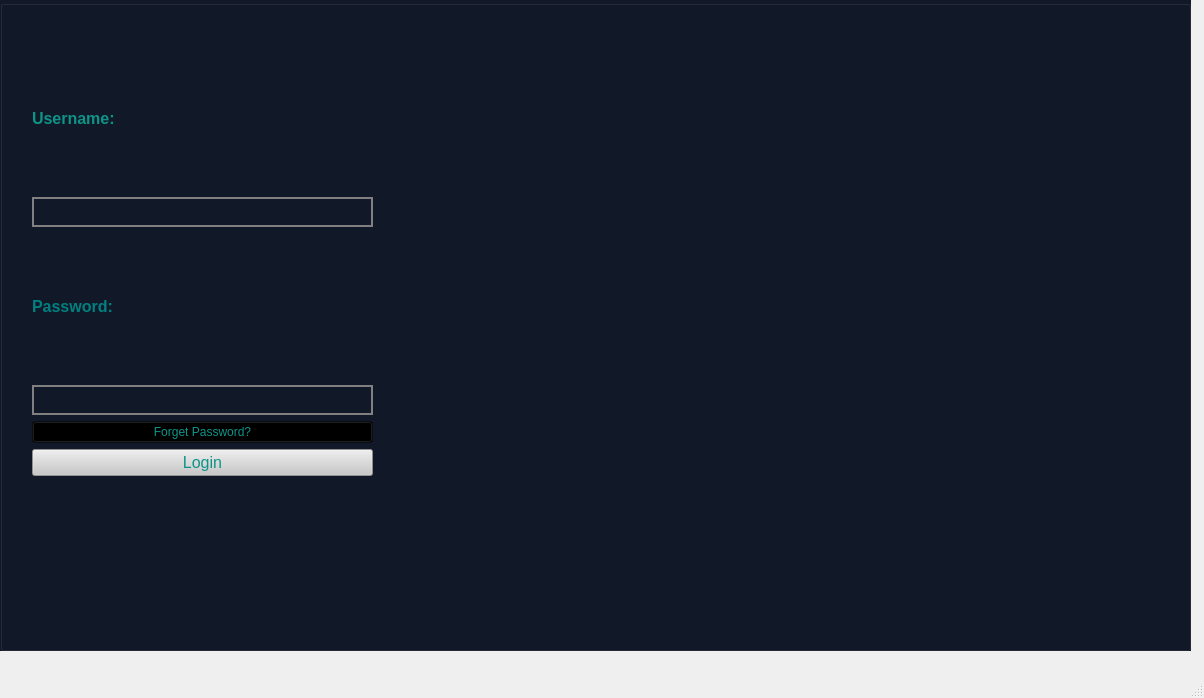
Before: the Qt Designer form mainwindow.ui in jmaimohamed/Smart_Contracting_And_Construction_Company_2A2, drawn with Qt 5.
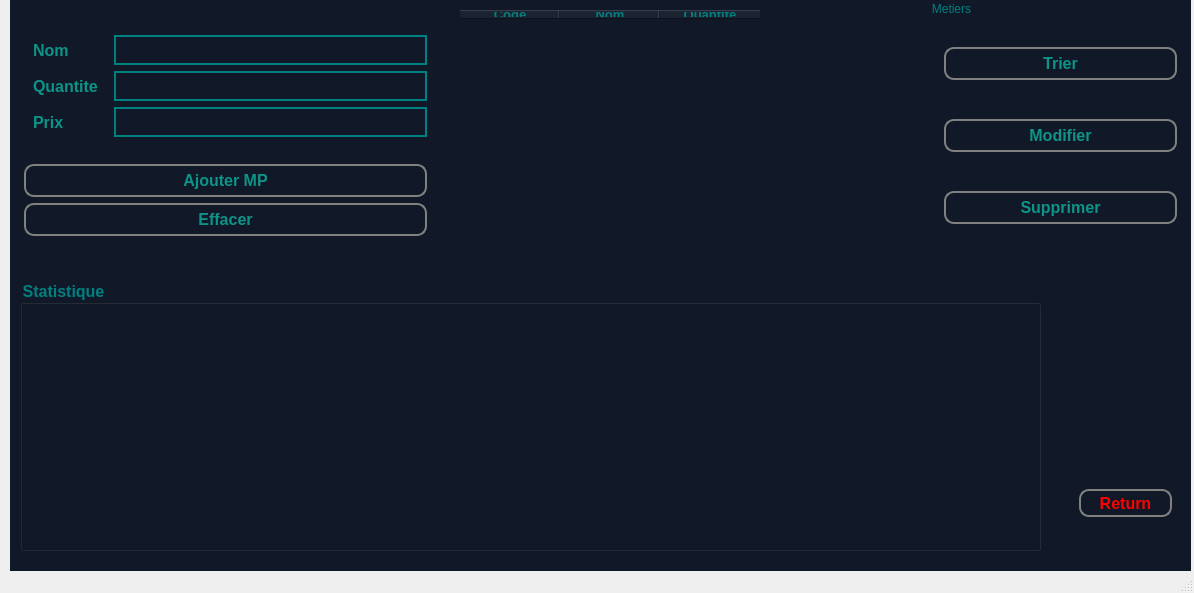
After: the same form once the commit is applied. Icons and pictures are not drawn.

Patch:
```diff
--- a/mainwindow.ui
+++ b/mainwindow.ui
@@ -6,21 +6,37 @@
    <rect>
     <x>0</x>
     <y>0</y>
-    <width>1204</width>
-    <height>698</height>
+    <width>1194</width>
+    <height>593</height>
    </rect>
   </property>
   <property name="windowTitle">
    <string>MainWindow</string>
   </property>
   <widget class="QWidget" name="centralwidget">
+   <widget class="QStackedWidget" name="stackedWidget">
+    <property name="geometry">
+     <rect>
+      <x>10</x>
+      <y>0</y>
+      <width>1181</width>
+      <height>571</height>
+     </rect>
+    </property>
+    <property name="styleSheet">
+     <string notr="true">background: #111827;</string>
+    </property>
+    <property name="currentIndex">
+     <number>2</number>
+    </property>
+    <widget class="QWidget" name="page">
    <widget class="QGroupBox" name="groupBox_3">
     <property name="geometry">
      <rect>
       <x>0</x>
       <y>0</y>
-      <width>1191</width>
-      <height>651</height>
+        <width>1281</width>
+        <height>671</height>
      </rect>
     </property>
     <property name="autoFillBackground">
@@ -46,8 +62,8 @@
        <widget class="QWidget" name="layoutWidget">
         <property name="geometry">
          <rect>
-          <x>20</x>
-          <y>30</y>
+            <x>70</x>
+            <y>90</y>
           <width>341</width>
           <height>431</height>
          </rect>
@@ -145,6 +161,432 @@
     </layout>
    </widget>
   </widget>
+    <widget class="QWidget" name="page_2">
+     <layout class="QVBoxLayout" name="verticalLayout_2">
+      <item>
+       <layout class="QGridLayout" name="gridLayout">
+        <item row="2" column="1">
+         <widget class="QPushButton" name="pushButton_5">
+          <property name="styleSheet">
+           <string notr="true">color: #0d9488;
+font-size: 16px;
+font-weight: bold;</string>
+          </property>
+          <property name="text">
+           <string>PushButton</string>
+          </property>
+         </widget>
+        </item>
+        <item row="0" column="1">
+         <widget class="QPushButton" name="pushButton_3">
+          <property name="focusPolicy">
+           <enum>Qt::NoFocus</enum>
+          </property>
+          <property name="styleSheet">
+           <string notr="true">color: #0d9488;
+background: rgb(255, 255, 255);
+font-size: 16px;
+font-weight: bold;</string>
+          </property>
+          <property name="text">
+           <string>gerer les Matieres Premieres</string>
+          </property>
+         </widget>
+        </item>
+        <item row="1" column="1">
+         <widget class="QPushButton" name="pushButton_4">
+          <property name="sizePolicy">
+           <sizepolicy hsizetype="Minimum" vsizetype="Minimum">
+            <horstretch>0</horstretch>
+            <verstretch>0</verstretch>
+           </sizepolicy>
+          </property>
+          <property name="styleSheet">
+           <string notr="true">color: #0d9488;
+font-size: 16px;
+font-weight: bold;</string>
+          </property>
+          <property name="text">
+           <string>PushButton</string>
+          </property>
+         </widget>
+        </item>
+        <item row="0" column="0">
+         <widget class="QPushButton" name="pushButton_6">
+          <property name="styleSheet">
+           <string notr="true">color: #0d9488;
+font-size: 16px;
+font-weight: bold;</string>
+          </property>
+          <property name="text">
+           <string>gerer les Employees</string>
+          </property>
+         </widget>
+        </item>
+        <item row="1" column="0">
+         <widget class="QPushButton" name="pushButton_7">
+          <property name="styleSheet">
+           <string notr="true">color: #0d9488;
+font-size: 16px;
+font-weight: bold;</string>
+          </property>
+          <property name="text">
+           <string>PushButton</string>
+          </property>
+         </widget>
+        </item>
+        <item row="2" column="0">
+         <widget class="QPushButton" name="pushButton_8">
+          <property name="styleSheet">
+           <string notr="true">color: #0d9488;
+font-size: 16px;
+font-weight: bold;</string>
+          </property>
+          <property name="text">
+           <string>PushButton</string>
+          </property>
+         </widget>
+        </item>
+       </layout>
+      </item>
+     </layout>
+    </widget>
+    <widget class="QWidget" name="page_3">
+     <widget class="QGroupBox" name="groupBox_4">
+      <property name="geometry">
+       <rect>
+        <x>0</x>
+        <y>0</y>
+        <width>431</width>
+        <height>271</height>
+       </rect>
+      </property>
+      <property name="styleSheet">
+       <string notr="true">border: transparent;
+padding: 5px;
+color: teal;
+</string>
+      </property>
+      <property name="title">
+       <string/>
+      </property>
+      <layout class="QGridLayout" name="gridLayout_3">
+       <item row="0" column="0">
+        <layout class="QGridLayout" name="gridLayout_2">
+         <item row="0" column="0">
+          <widget class="QLabel" name="label_3">
+           <property name="styleSheet">
+            <string notr="true">color: #0d9488;
+font-size: 16px;
+font-weight: bold;</string>
+           </property>
+           <property name="text">
+            <string>Nom</string>
+           </property>
+          </widget>
+         </item>
+         <item row="0" column="1">
+          <widget class="QLineEdit" name="lineEdit_3">
+           <property name="styleSheet">
+            <string notr="true">border: 2px solid teal;
+padding: 5px;
+color: red;
+</string>
+           </property>
+          </widget>
+         </item>
+         <item row="1" column="0">
+          <widget class="QLabel" name="label_4">
+           <property name="styleSheet">
+            <string notr="true">color: #0d9488;
+font-size: 16px;
+font-weight: bold;</string>
+           </property>
+           <property name="text">
+            <string>Quantite</string>
+           </property>
+          </widget>
+         </item>
+         <item row="1" column="1">
+          <widget class="QLineEdit" name="lineEdit_4">
+           <property name="styleSheet">
+            <string notr="true">border: 2px solid teal;
+padding: 5px;
+color: teal;
+</string>
+           </property>
+          </widget>
+         </item>
+         <item row="2" column="0">
+          <widget class="QLabel" name="label_5">
+           <property name="styleSheet">
+            <string notr="true">color: #0d9488;
+font-size: 16px;
+font-weight: bold;</string>
+           </property>
+           <property name="text">
+            <string>Prix</string>
+           </property>
+          </widget>
+         </item>
+         <item row="2" column="1">
+          <widget class="QLineEdit" name="lineEdit_5">
+           <property name="styleSheet">
+            <string notr="true">border: 2px solid teal;
+padding: 5px;
+color: teal;
+</string>
+           </property>
+          </widget>
+         </item>
+        </layout>
+       </item>
+       <item row="1" column="0">
+        <layout class="QVBoxLayout" name="verticalLayout_3">
+         <item>
+          <widget class="QPushButton" name="pushButton_10">
+           <property name="styleSheet">
+            <string notr="true">border: 2px solid grey;
+padding: 5px;
+color: teal;
+border-radius: 10px;
+color: #0d9488;
+font-size: 16px;
+font-weight: bold;</string>
+           </property>
+           <property name="text">
+            <string>Ajouter MP</string>
+           </property>
+          </widget>
+         </item>
+         <item>
+          <widget class="QPushButton" name="pushButton_9">
+           <property name="styleSheet">
+            <string notr="true">border: 2px solid grey;
+padding: 5px;
+color: teal;
+border-radius:10px;
+color: #0d9488;
+font-size: 16px;
+font-weight: bold;
+</string>
+           </property>
+           <property name="text">
+            <string>Effacer</string>
+           </property>
+          </widget>
+         </item>
+        </layout>
+       </item>
+      </layout>
+     </widget>
+     <widget class="QGroupBox" name="groupBox_6">
+      <property name="geometry">
+       <rect>
+        <x>10</x>
+        <y>280</y>
+        <width>1021</width>
+        <height>271</height>
+       </rect>
+      </property>
+      <property name="styleSheet">
+       <string notr="true">
+border-color: rgb(13, 148, 136);
+padding: 5px;
+color: teal;
+font-size: 16px;
+font-weight: bold;</string>
+      </property>
+      <property name="title">
+       <string>Statistique</string>
+      </property>
+     </widget>
+     <widget class="QTableWidget" name="tableWidget">
+      <property name="geometry">
+       <rect>
+        <x>440</x>
+        <y>0</y>
+        <width>471</width>
+        <height>271</height>
+       </rect>
+      </property>
+      <property name="maximumSize">
+       <size>
+        <width>801</width>
+        <height>271</height>
+       </size>
+      </property>
+      <property name="styleSheet">
+       <string notr="true">border: double;
+padding: 5px;
+color: teal;
+
+</string>
+      </property>
+      <column>
+       <property name="text">
+        <string>Code</string>
+       </property>
+       <property name="font">
+        <font>
+         <pointsize>10</pointsize>
+         <weight>75</weight>
+         <bold>true</bold>
+         <underline>true</underline>
+         <strikeout>false</strikeout>
+        </font>
+       </property>
+       <property name="textAlignment">
+        <set>AlignCenter</set>
+       </property>
+      </column>
+      <column>
+       <property name="text">
+        <string>Nom</string>
+       </property>
+       <property name="font">
+        <font>
+         <pointsize>10</pointsize>
+         <weight>75</weight>
+         <bold>true</bold>
+         <underline>true</underline>
+        </font>
+       </property>
+       <property name="textAlignment">
+        <set>AlignCenter</set>
+       </property>
+      </column>
+      <column>
+       <property name="text">
+        <string>Quantite</string>
+       </property>
+       <property name="font">
+        <font>
+         <pointsize>10</pointsize>
+         <weight>75</weight>
+         <bold>true</bold>
+         <underline>true</underline>
+        </font>
+       </property>
+       <property name="textAlignment">
+        <set>AlignCenter</set>
+       </property>
+      </column>
+     </widget>
+     <widget class="QGroupBox" name="groupBox_5">
+      <property name="geometry">
+       <rect>
+        <x>920</x>
+        <y>0</y>
+        <width>261</width>
+        <height>271</height>
+       </rect>
+      </property>
+      <property name="styleSheet">
+       <string notr="true">border: transparent;
+padding: 5px;
+color: teal;
+</string>
+      </property>
+      <property name="title">
+       <string>Metiers</string>
+      </property>
+      <layout class="QVBoxLayout" name="verticalLayout_4">
+       <item>
+        <widget class="QPushButton" name="pushButton_14">
+         <property name="styleSheet">
+          <string notr="true">border: 2px solid grey;
+padding: 5px;
+color: teal;
+border-radius: 10px;
+color: #0d9488;
+font-size: 16px;
+font-weight: bold;</string>
+         </property>
+         <property name="text">
+          <string>Trier</string>
+         </property>
+        </widget>
+       </item>
+       <item>
+        <widget class="QPushButton" name="pushButton_12">
+         <property name="styleSheet">
+          <string notr="true">border: 2px solid grey;
+padding: 5px;
+color: teal;
+border-radius: 10px;
+color: #0d9488;
+font-size: 16px;
+font-weight: bold;</string>
+         </property>
+         <property name="text">
+          <string>Modifier</string>
+         </property>
+        </widget>
+       </item>
+       <item>
+        <widget class="QPushButton" name="pushButton_13">
+         <property name="styleSheet">
+          <string notr="true">border: 2px solid grey;
+padding: 5px;
+color: teal;
+border-radius: 10px;
+color: #0d9488;
+font-size: 16px;
+font-weight: bold;</string>
+         </property>
+         <property name="text">
+          <string>Supprimer</string>
+         </property>
+        </widget>
+       </item>
+      </layout>
+     </widget>
+     <widget class="QGroupBox" name="groupBox_7">
+      <property name="geometry">
+       <rect>
+        <x>1039</x>
+        <y>269</y>
+        <width>141</width>
+        <height>271</height>
+       </rect>
+      </property>
+      <property name="styleSheet">
+       <string notr="true">border: teal;
+padding: 5px;
+color: teal;
+</string>
+      </property>
+      <property name="title">
+       <string/>
+      </property>
+      <widget class="QPushButton" name="pushButton_11">
+       <property name="geometry">
+        <rect>
+         <x>30</x>
+         <y>220</y>
+         <width>93</width>
+         <height>28</height>
+        </rect>
+       </property>
+       <property name="styleSheet">
+        <string notr="true">border: 2px solid grey;
+padding: 5px;
+color: red;
+border-radius:10px;
+
+font-size: 16px;
+font-weight: bold;
+</string>
+       </property>
+       <property name="text">
+        <string>Return</string>
+       </property>
+      </widget>
+     </widget>
+    </widget>
+   </widget>
+  </widget>
   <widget class="QMenuBar" name="menubar">
    <property name="geometry">
     <rect>
```
Left out of the diff: 4 changed lines with no effect on the pictures. Lines whose indentation alone changed are shown as unchanged.
